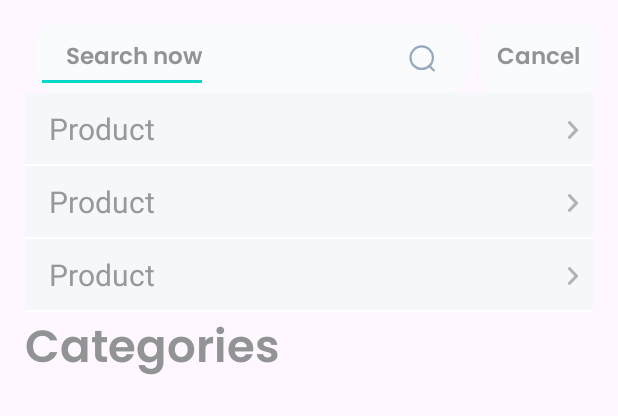
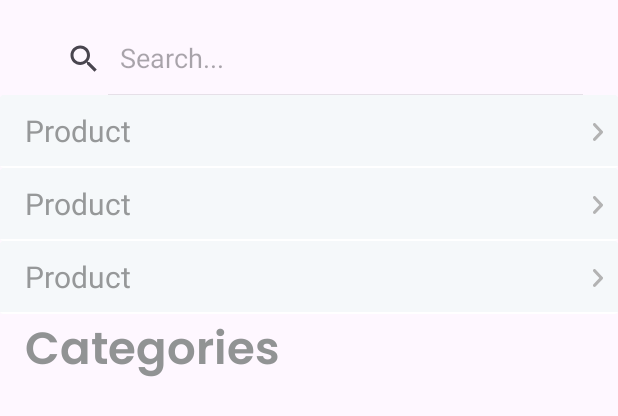
Before and after one commit to beleskib/eCommerceFurniture, an Android app: the layout fragment_search.xml on its own in the app's theme, with its tools: preview values and no code run, on a phone screen of 412 x 824 dp. Shown: the top 416 px of the screen. Run offline under Robolectric (Android 15) with nearby library versions, the phone set to English and light mode, and no system bars.

Commit message:
searchFragment/searchView

```diff
--- a/app/src/main/java/com/example/ecommercefurniture/viewmodel/SearchViewModel.kt
+++ b/app/src/main/java/com/example/ecommercefurniture/viewmodel/SearchViewModel.kt
@@ -19,6 +19,7 @@ import javax.inject.Inject
 class SearchViewModel @Inject constructor(
     private val firestore: FirebaseFirestore,
     private val auth: FirebaseAuth,
+
 ): ViewModel() {
 
     private val _searchCategory = MutableStateFlow<Resource<List<Category>>>(Resource.Unspecified())
@@ -45,6 +46,7 @@ class SearchViewModel @Inject constructor(
                     viewModelScope.launch {
                         _searchProducts.emit(Resource.Success(searchProductsList))
                     }
+                    pagingSearchInfo.bestProductsSearchPage++
                 }.addOnFailureListener {
                     viewModelScope.launch {
                         _searchProducts.emit(Resource.Error(it.message.toString()))
--- a/app/src/main/res/layout/fragment_search.xml
+++ b/app/src/main/res/layout/fragment_search.xml
@@ -33,55 +33,18 @@
             app:layout_constraintTop_toTopOf="parent"
             app:layout_constraintEnd_toEndOf="@id/guideline2">
 
-            <androidx.constraintlayout.widget.ConstraintLayout
-                android:id="@+id/searchBar"
-                android:layout_width="wrap_content"
+            <androidx.appcompat.widget.SearchView
+                android:id="@+id/searchView"
+                android:layout_width="match_parent"
                 android:layout_height="wrap_content"
-                android:layout_weight="1"
-                android:background="@drawable/search_box_background">
-
-                <EditText
-                    android:id="@+id/edSearch"
-                    android:layout_width="0dp"
-                    android:layout_height="wrap_content"
-                    android:fontFamily="@font/poppins_thin"
-                    android:paddingStart="20dp"
-                    android:paddingTop="10dp"
-                    android:paddingBottom="10dp"
-                    android:singleLine="true"
-                    android:text="Search now"
-                    android:textColor="#919394"
-                    android:textSize="15sp"
-                    app:layout_constraintStart_toStartOf="parent"
-                    app:layout_constraintTop_toTopOf="parent"
-                    app:layout_constraintBottom_toBottomOf="parent"/>
-
-                <ImageView
-                    android:layout_width="20dp"
-                    android:layout_height="20dp"
-                    android:layout_marginEnd="20dp"
-                    android:src="@drawable/ic_search"
-                    app:layout_constraintTop_toTopOf="parent"
-                    app:layout_constraintBottom_toBottomOf="parent"
-                    app:layout_constraintEnd_toEndOf="parent"/>
-
-            </androidx.constraintlayout.widget.ConstraintLayout>
-
+                app:iconifiedByDefault="false"
+                app:searchHintIcon="@null"
+                app:queryHint="Search..."
+                android:focusable="false"/>
             <View
                 android:layout_width="10dp"
                 android:layout_height="match_parent"/>
-            <TextView
-                android:id="@+id/tvCancel"
-                android:layout_width="wrap_content"
-                android:layout_height="match_parent"
-                android:text="Cancel"
-                android:fontFamily="@font/poppins_thin"
-                android:singleLine="true"
-                android:textColor="#919394"
-                android:textSize="15sp"
-                android:background="@drawable/icon_background"
-                android:backgroundTint="@color/g_search_and_icons"
-                android:padding="10dp"/>
+
 
         </LinearLayout>
         <androidx.constraintlayout.widget.Guideline
@@ -105,8 +68,8 @@
             android:layout_width="0dp"
             android:layout_height="wrap_content"
             app:layout_constraintTop_toBottomOf="@id/homeHeader"
-            app:layout_constraintStart_toStartOf="@id/guideline1"
-            app:layout_constraintEnd_toEndOf="@id/guideline2"
+            app:layout_constraintStart_toStartOf="parent"
+            app:layout_constraintEnd_toEndOf="parent"
             tools:listitem="@layout/search_rv_item"/>
 
         <androidx.constraintlayout.widget.ConstraintLayout
```
Also changed, not shown: app/src/main/java/com/example/ecommercefurniture/data/Category.kt (+0 -23 lines), app/src/main/java/com/example/ecommercefurniture/fragments/shopping/SearchFragment.kt (+72 -66 lines).
